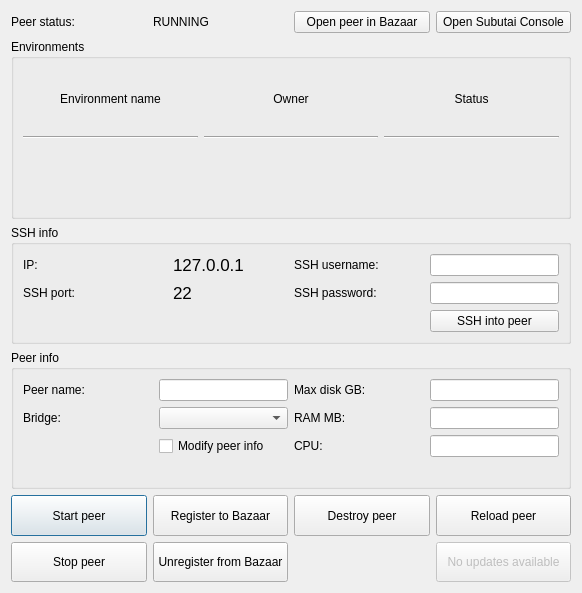
subutai-io/control-center, file hub/forms/DlgPeer.ui: the form before one commit.
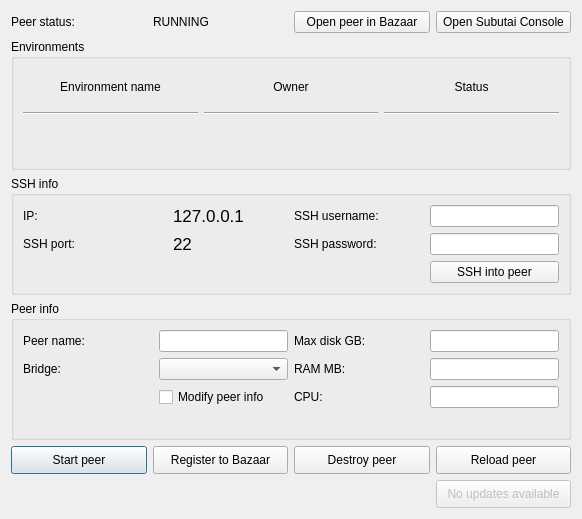
The form after the commit.

Commit message: reworked peer dlg for the new ui, so it can compile

```diff
--- a/hub/forms/DlgPeer.ui
+++ b/hub/forms/DlgPeer.ui
@@ -7,7 +7,7 @@
     <x>0</x>
     <y>0</y>
     <width>582</width>
-    <height>593</height>
+    <height>519</height>
    </rect>
   </property>
   <property name="windowTitle">
@@ -76,38 +76,6 @@
        </property>
       </widget>
      </item>
-     <item row="1" column="1">
-      <widget class="QPushButton" name="btn_unregister">
-       <property name="sizePolicy">
-        <sizepolicy hsizetype="Preferred" vsizetype="Preferred">
-         <horstretch>0</horstretch>
-         <verstretch>0</verstretch>
-        </sizepolicy>
-       </property>
-       <property name="toolTip">
-        <string>Unregister Peer from your Bazaar account</string>
-       </property>
-       <property name="text">
-        <string>Unregister from Bazaar</string>
-       </property>
-      </widget>
-     </item>
-     <item row="1" column="0">
-      <widget class="QPushButton" name="btn_stop">
-       <property name="sizePolicy">
-        <sizepolicy hsizetype="Preferred" vsizetype="Preferred">
-         <horstretch>0</horstretch>
-         <verstretch>0</verstretch>
-        </sizepolicy>
-       </property>
-       <property name="toolTip">
-        <string>Shut down the Peer</string>
-       </property>
-       <property name="text">
-        <string>Stop peer</string>
-       </property>
-      </widget>
-     </item>
      <item row="0" column="1">
       <widget class="QPushButton" name="btn_register_unregister">
        <property name="sizePolicy">
```
The commit also changes 2 other files.
